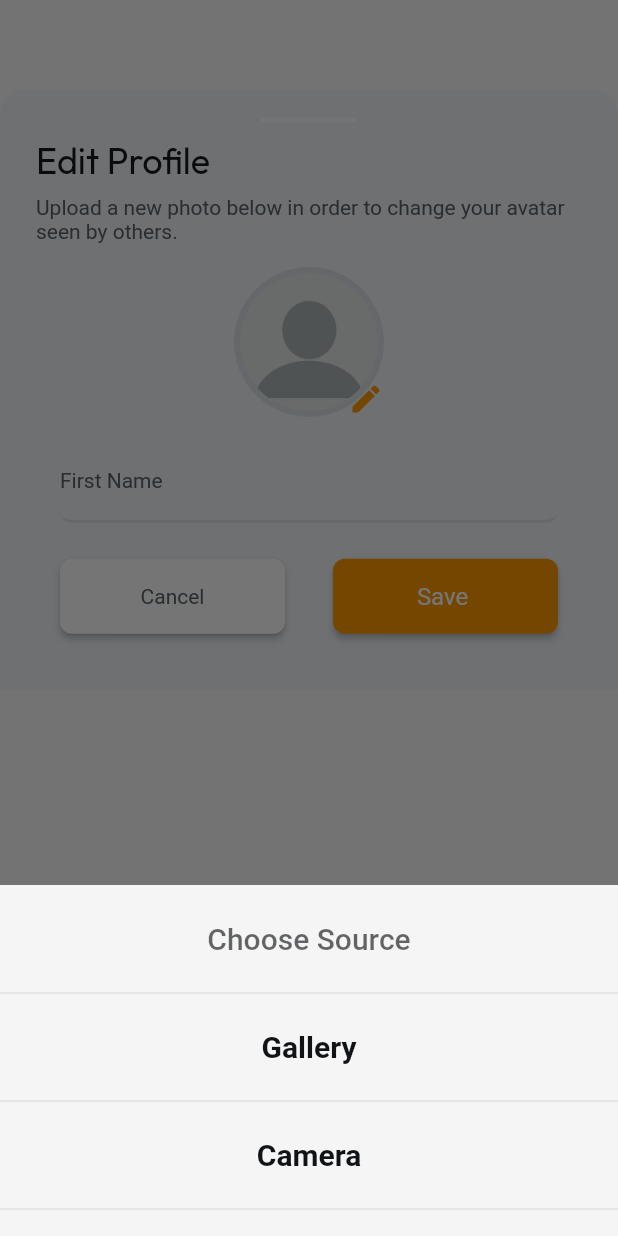
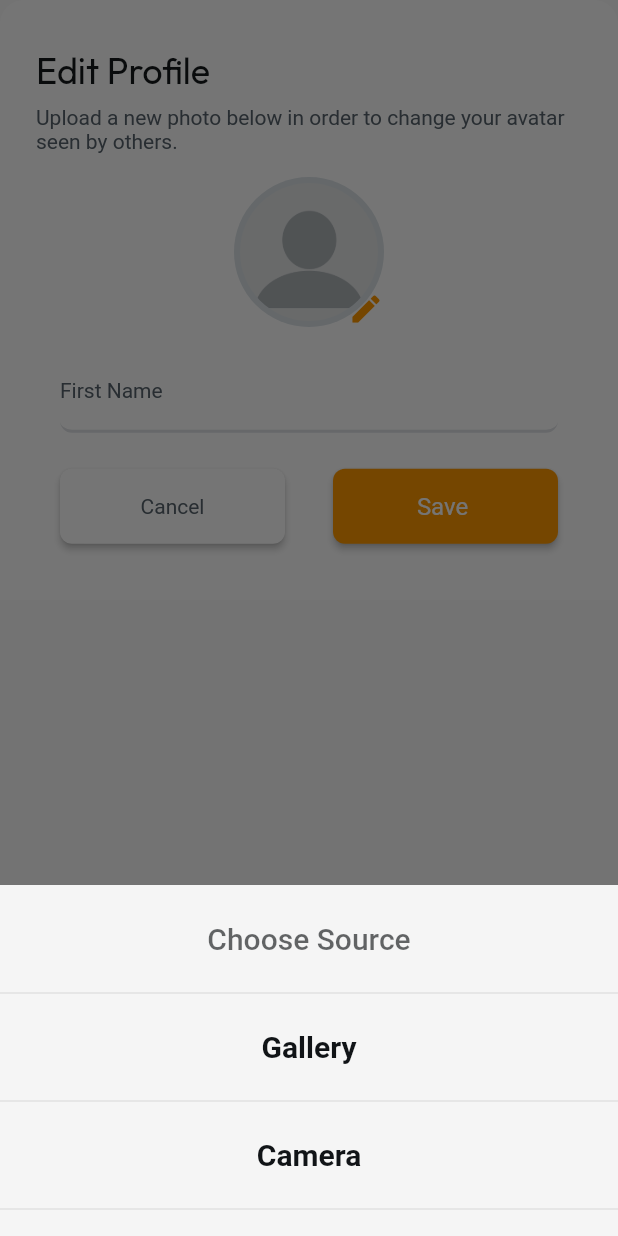
Before and after one commit to hamza151081/pricegap, a Flutter app: the ChangProfileWidget widget shown alone on an empty page, opened directly, after a tap on the "edit" icon, on a phone screen of 412 x 824 dp. Run offline on Flutter 3.47's test engine with Material 3 defaults, Android fonts, the phone set to English and light mode, and no system bars; drawn by our look-alikes of auto_size_text; our stand-ins replace cached_network_image, cloud_firestore, file_picker, firebase_auth, firebase_core, firebase_storage and 15 more; missing offline and left inert: android_intent_plus, emoji_flag_converter, json_path, mime_type, notification_permissions, webview_flutter_android and 1 more; accounts and stored records are empty; network calls fail; Roboto replaces fonts that are missing (Lexend Deca, Readex Pro).

Commit message:
Updating to latest FlutterFlow output.

```diff
--- a/lib/settings/chang_langauge/chang_langauge_widget.dart
+++ b/lib/settings/chang_langauge/chang_langauge_widget.dart
@@ -39,13 +39,11 @@ class _ChangLangaugeWidgetState extends State<ChangLangaugeWidget> {
 
   @override
   Widget build(BuildContext context) {
-    return Padding(
-      padding: const EdgeInsetsDirectional.fromSTEB(0.0, 60.0, 0.0, 60.0),
-      child: Container(
+    return Container(
       width: MediaQuery.sizeOf(context).width * 1.0,
       height: 350.0,
       decoration: BoxDecoration(
-          color: FlutterFlowTheme.of(context).secondaryBackground,
+        color: FlutterFlowTheme.of(context).primaryBackground,
         borderRadius: const BorderRadius.only(
           bottomLeft: Radius.circular(0.0),
           bottomRight: Radius.circular(0.0),
@@ -127,11 +125,11 @@ class _ChangLangaugeWidgetState extends State<ChangLangaugeWidget> {
                           child: FlutterFlowLanguageSelector(
                             width: double.infinity,
                             height: 50.0,
-                              backgroundColor: FlutterFlowTheme.of(context)
-                                  .primaryBackground,
+                            backgroundColor:
+                                FlutterFlowTheme.of(context).primaryBackground,
                             borderColor: Colors.transparent,
-                              dropdownColor: FlutterFlowTheme.of(context)
-                                  .primaryBackground,
+                            dropdownColor:
+                                FlutterFlowTheme.of(context).primaryBackground,
                             dropdownIconColor:
                                 FlutterFlowTheme.of(context).primaryText,
                             borderRadius: 8.0,
@@ -146,8 +144,7 @@ class _ChangLangaugeWidgetState extends State<ChangLangaugeWidget> {
                             currentLanguage:
                                 FFLocalizations.of(context).languageCode,
                             languages: FFLocalizations.languages(),
-                              onChanged: (lang) =>
-                                  setAppLanguage(context, lang),
+                            onChanged: (lang) => setAppLanguage(context, lang),
                           ),
                         ),
                       ),
@@ -191,8 +188,8 @@ class _ChangLangaugeWidgetState extends State<ChangLangaugeWidget> {
                               onPressed: () async {
                                 await currentUserReference!
                                     .update(createUsersRecordData(
-                                    languageCode: FFLocalizations.of(context)
-                                        .languageCode,
+                                  languageCode:
+                                      FFLocalizations.of(context).languageCode,
                                 ));
                                 FFAppState().langaguecode =
                                     FFLocalizations.of(context).languageCode;
@@ -237,7 +234,6 @@ class _ChangLangaugeWidgetState extends State<ChangLangaugeWidget> {
           ],
         ),
       ),
-      ),
     );
   }
 }
--- a/lib/settings/chang_profile/chang_profile_widget.dart
+++ b/lib/settings/chang_profile/chang_profile_widget.dart
@@ -44,13 +44,11 @@ class _ChangProfileWidgetState extends State<ChangProfileWidget> {
 
   @override
   Widget build(BuildContext context) {
-    return Padding(
-      padding: const EdgeInsetsDirectional.fromSTEB(0.0, 60.0, 0.0, 60.0),
-      child: Container(
+    return Container(
       width: MediaQuery.sizeOf(context).width * 1.0,
       height: 400.0,
       decoration: BoxDecoration(
-          color: FlutterFlowTheme.of(context).secondaryBackground,
+        color: FlutterFlowTheme.of(context).primaryBackground,
         borderRadius: const BorderRadius.only(
           bottomLeft: Radius.circular(0.0),
           bottomRight: Radius.circular(0.0),
@@ -124,8 +122,8 @@ class _ChangProfileWidgetState extends State<ChangProfileWidget> {
                         ],
                       ),
                       Padding(
-                          padding: const EdgeInsetsDirectional.fromSTEB(
-                              0.0, 16.0, 0.0, 0.0),
+                        padding:
+                            const EdgeInsetsDirectional.fromSTEB(0.0, 16.0, 0.0, 0.0),
                         child: Row(
                           mainAxisSize: MainAxisSize.max,
                           mainAxisAlignment: MainAxisAlignment.center,
@@ -143,9 +141,72 @@ class _ChangProfileWidgetState extends State<ChangProfileWidget> {
                                 ),
                                 shape: BoxShape.circle,
                               ),
+                              child: InkWell(
+                                splashColor: Colors.transparent,
+                                focusColor: Colors.transparent,
+                                hoverColor: Colors.transparent,
+                                highlightColor: Colors.transparent,
+                                onTap: () async {
+                                  final selectedMedia =
+                                      await selectMediaWithSourceBottomSheet(
+                                    context: context,
+                                    allowPhoto: true,
+                                  );
+                                  if (selectedMedia != null &&
+                                      selectedMedia.every((m) =>
+                                          validateFileFormat(
+                                              m.storagePath, context))) {
+                                    setState(
+                                        () => _model.isDataUploading = true);
+                                    var selectedUploadedFiles =
+                                        <FFUploadedFile>[];
+
+                                    var downloadUrls = <String>[];
+                                    try {
+                                      selectedUploadedFiles = selectedMedia
+                                          .map((m) => FFUploadedFile(
+                                                name: m.storagePath
+                                                    .split('/')
+                                                    .last,
+                                                bytes: m.bytes,
+                                                height: m.dimensions?.height,
+                                                width: m.dimensions?.width,
+                                                blurHash: m.blurHash,
+                                              ))
+                                          .toList();
+
+                                      downloadUrls = (await Future.wait(
+                                        selectedMedia.map(
+                                          (m) async => await uploadData(
+                                              m.storagePath, m.bytes),
+                                        ),
+                                      ))
+                                          .where((u) => u != null)
+                                          .map((u) => u!)
+                                          .toList();
+                                    } finally {
+                                      _model.isDataUploading = false;
+                                    }
+                                    if (selectedUploadedFiles.length ==
+                                            selectedMedia.length &&
+                                        downloadUrls.length ==
+                                            selectedMedia.length) {
+                                      setState(() {
+                                        _model.uploadedLocalFile =
+                                            selectedUploadedFiles.first;
+                                        _model.uploadedFileUrl =
+                                            downloadUrls.first;
+                                      });
+                                    } else {
+                                      setState(() {});
+                                      return;
+                                    }
+                                  }
+                                },
                                 child: Stack(
                                   children: [
-                                    if (_model.uploadedFileUrl == '')
+                                    if ((_model.uploadedFileUrl == '') &&
+                                        (currentUserPhoto != ''))
                                       Padding(
                                         padding: const EdgeInsets.all(4.0),
                                         child: AuthUserStreamWidget(
@@ -180,83 +241,11 @@ class _ChangProfileWidgetState extends State<ChangProfileWidget> {
                                       ),
                                     Align(
                                       alignment: const AlignmentDirectional(1.0, 1.0),
-                                      child: InkWell(
-                                        splashColor: Colors.transparent,
-                                        focusColor: Colors.transparent,
-                                        hoverColor: Colors.transparent,
-                                        highlightColor: Colors.transparent,
-                                        onTap: () async {
-                                          final selectedMedia =
-                                              await selectMediaWithSourceBottomSheet(
-                                            context: context,
-                                            allowPhoto: true,
-                                          );
-                                          if (selectedMedia != null &&
-                                              selectedMedia.every((m) =>
-                                                  validateFileFormat(
-                                                      m.storagePath,
-                                                      context))) {
-                                            setState(() =>
-                                                _model.isDataUploading = true);
-                                            var selectedUploadedFiles =
-                                                <FFUploadedFile>[];
-
-                                            var downloadUrls = <String>[];
-                                            try {
-                                              selectedUploadedFiles =
-                                                  selectedMedia
-                                                      .map(
-                                                          (m) => FFUploadedFile(
-                                                                name: m
-                                                                    .storagePath
-                                                                    .split('/')
-                                                                    .last,
-                                                                bytes: m.bytes,
-                                                                height: m
-                                                                    .dimensions
-                                                                    ?.height,
-                                                                width: m
-                                                                    .dimensions
-                                                                    ?.width,
-                                                                blurHash:
-                                                                    m.blurHash,
-                                                              ))
-                                                      .toList();
-
-                                              downloadUrls = (await Future.wait(
-                                                selectedMedia.map(
-                                                  (m) async => await uploadData(
-                                                      m.storagePath, m.bytes),
-                                                ),
-                                              ))
-                                                  .where((u) => u != null)
-                                                  .map((u) => u!)
-                                                  .toList();
-                                            } finally {
-                                              _model.isDataUploading = false;
-                                            }
-                                            if (selectedUploadedFiles.length ==
-                                                    selectedMedia.length &&
-                                                downloadUrls.length ==
-                                                    selectedMedia.length) {
-                                              setState(() {
-                                                _model.uploadedLocalFile =
-                                                    selectedUploadedFiles.first;
-                                                _model.uploadedFileUrl =
-                                                    downloadUrls.first;
-                                              });
-                                            } else {
-                                              setState(() {});
-                                              return;
-                                            }
-                                          }
-                                        },
                                       child: Icon(
                                         Icons.edit,
                                         color: FlutterFlowTheme.of(context)
                                             .primary,
                                         size: 24.0,
-                                        ),
                                       ),
                                     ),
                                     if ((_model.uploadedFileUrl == '') &&
@@ -278,6 +267,7 @@ class _ChangProfileWidgetState extends State<ChangProfileWidget> {
                                         ),
                                       ),
                                   ],
+                                ),
                               ),
                             ),
                           ],
@@ -304,23 +294,21 @@ class _ChangProfileWidgetState extends State<ChangProfileWidget> {
                                       autofocus: false,
                                       obscureText: false,
                                       decoration: InputDecoration(
-                                          labelText: FFLocalizations.of(context)
-                                              .getText(
+                                        labelText:
+                                            FFLocalizations.of(context).getText(
                                           't5lvk0sg' /* First Name */,
                                         ),
-                                          labelStyle:
-                                              FlutterFlowTheme.of(context)
+                                        labelStyle: FlutterFlowTheme.of(context)
                                             .labelMedium
                                             .override(
                                               fontFamily: 'Readex Pro',
                                               letterSpacing: 0.0,
                                             ),
-                                          hintText: FFLocalizations.of(context)
-                                              .getText(
+                                        hintText:
+                                            FFLocalizations.of(context).getText(
                                           '95t8cx8v' /* Enter your first name */,
                                         ),
-                                          hintStyle:
-                                              FlutterFlowTheme.of(context)
+                                        hintStyle: FlutterFlowTheme.of(context)
                                             .labelMedium
                                             .override(
                                               fontFamily: 'Readex Pro',
@@ -328,8 +316,7 @@ class _ChangProfileWidgetState extends State<ChangProfileWidget> {
                                             ),
                                         enabledBorder: UnderlineInputBorder(
                                           borderSide: BorderSide(
-                                              color:
-                                                  FlutterFlowTheme.of(context)
+                                            color: FlutterFlowTheme.of(context)
                                                 .alternate,
                                             width: 2.0,
                                           ),
@@ -338,8 +325,7 @@ class _ChangProfileWidgetState extends State<ChangProfileWidget> {
                                         ),
                                         focusedBorder: UnderlineInputBorder(
                                           borderSide: BorderSide(
-                                              color:
-                                                  FlutterFlowTheme.of(context)
+                                            color: FlutterFlowTheme.of(context)
                                                 .primary,
                                             width: 2.0,
                                           ),
@@ -348,8 +334,7 @@ class _ChangProfileWidgetState extends State<ChangProfileWidget> {
                                         ),
                                         errorBorder: UnderlineInputBorder(
                                           borderSide: BorderSide(
-                                              color:
-                                                  FlutterFlowTheme.of(context)
+                                            color: FlutterFlowTheme.of(context)
                                                 .error,
                                             width: 2.0,
                                           ),
@@ -359,8 +344,7 @@ class _ChangProfileWidgetState extends State<ChangProfileWidget> {
                                         focusedErrorBorder:
                                             UnderlineInputBorder(
                                           borderSide: BorderSide(
-                                              color:
-                                                  FlutterFlowTheme.of(context)
+                                            color: FlutterFlowTheme.of(context)
                                                 .error,
                                             width: 2.0,
                                           ),
@@ -374,8 +358,7 @@ class _ChangProfileWidgetState extends State<ChangProfileWidget> {
                                             fontFamily: 'Readex Pro',
                                             letterSpacing: 0.0,
                                           ),
-                                        validator: _model
-                                            .textControllerValidator
+                                      validator: _model.textControllerValidator
                                           .asValidator(context),
                                     ),
                                   ),
@@ -424,18 +407,18 @@ class _ChangProfileWidgetState extends State<ChangProfileWidget> {
                             FFButtonWidget(
                               onPressed: () async {
                                 if (_model.formKey.currentState == null ||
-                                      !_model.formKey.currentState!
-                                          .validate()) {
+                                    !_model.formKey.currentState!.validate()) {
                                   return;
                                 }
 
                                 await currentUserReference!
                                     .update(createUsersRecordData(
                                   displayName: _model.textController.text,
-                                    photoUrl: _model.uploadedFileUrl == ''
+                                  photoUrl: _model.uploadedFileUrl != ''
                                       ? _model.uploadedFileUrl
                                       : currentUserPhoto,
                                 ));
+                                Navigator.pop(context);
                               },
                               text: FFLocalizations.of(context).getText(
                                 '8yoyj994' /* Save  */,
@@ -475,7 +458,6 @@ class _ChangProfileWidgetState extends State<ChangProfileWidget> {
           ],
         ),
       ),
-      ),
     );
   }
 }
--- a/lib/settings/reset_password/reset_password_widget.dart
+++ b/lib/settings/reset_password/reset_password_widget.dart
@@ -41,13 +41,11 @@ class _ResetPasswordWidgetState extends State<ResetPasswordWidget> {
 
   @override
   Widget build(BuildContext context) {
-    return Padding(
-      padding: const EdgeInsetsDirectional.fromSTEB(0.0, 60.0, 0.0, 60.0),
-      child: Container(
+    return Container(
       width: MediaQuery.sizeOf(context).width * 1.0,
       height: 350.0,
       decoration: BoxDecoration(
-          color: FlutterFlowTheme.of(context).secondaryBackground,
+        color: FlutterFlowTheme.of(context).primaryBackground,
         borderRadius: const BorderRadius.only(
           bottomLeft: Radius.circular(0.0),
           bottomRight: Radius.circular(0.0),
@@ -188,8 +186,7 @@ class _ResetPasswordWidgetState extends State<ResetPasswordWidget> {
                                         borderRadius:
                                             BorderRadius.circular(8.0),
                                       ),
-                                        focusedErrorBorder:
-                                            UnderlineInputBorder(
+                                      focusedErrorBorder: UnderlineInputBorder(
                                         borderSide: BorderSide(
                                           color: FlutterFlowTheme.of(context)
                                               .error,
@@ -307,7 +304,6 @@ class _ResetPasswordWidgetState extends State<ResetPasswordWidget> {
           ],
         ),
       ),
-      ),
     );
   }
 }
```
Also changed, not shown: 1 other file. Lines whose indentation alone changed are shown as unchanged.
